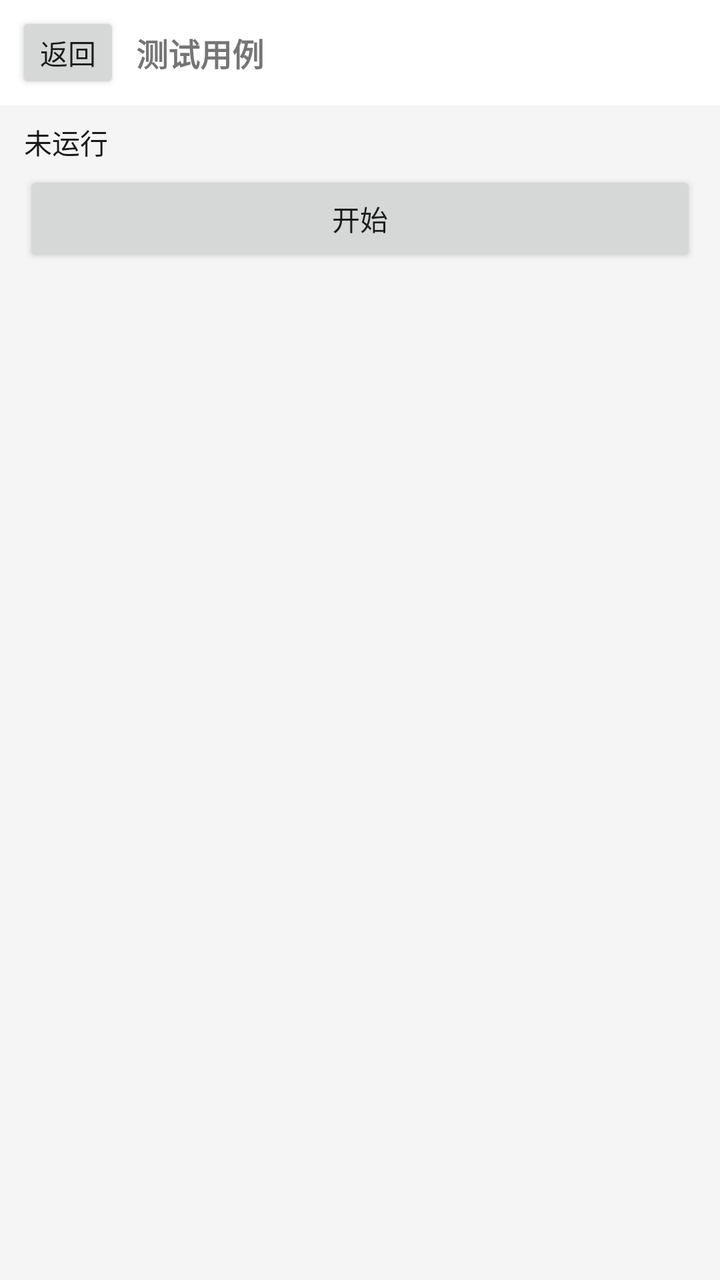
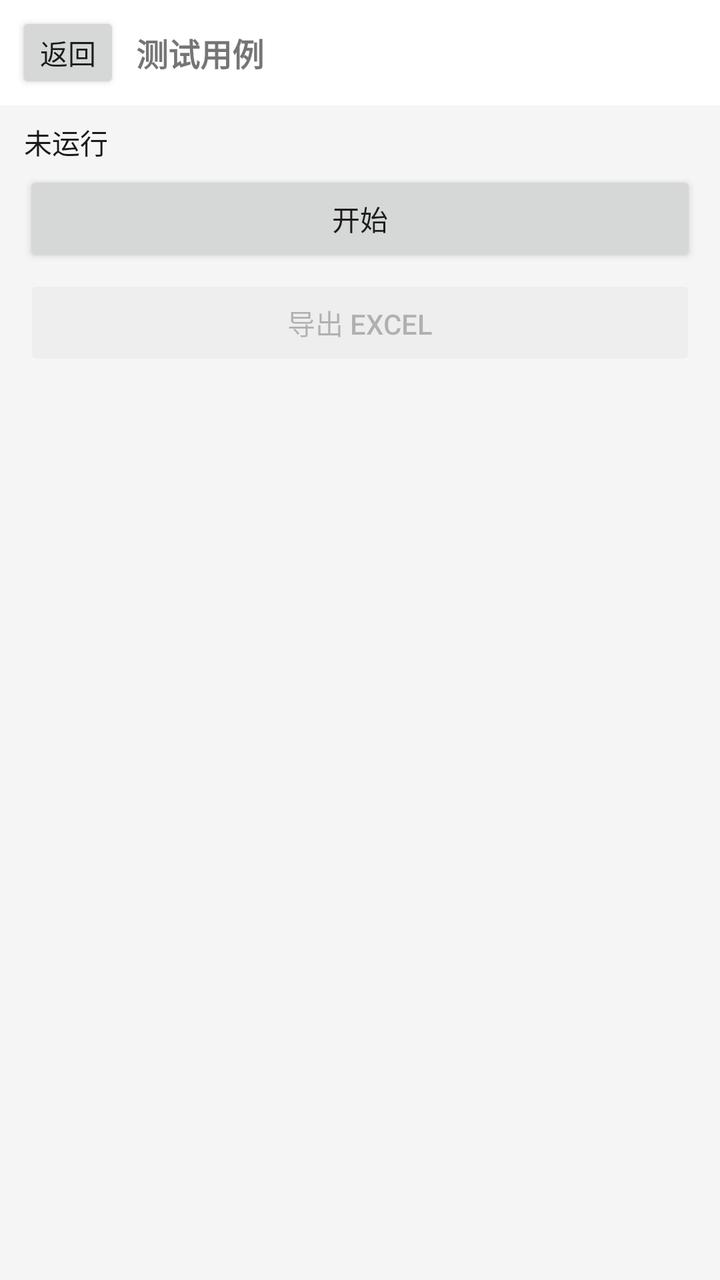

Before-and-after screenshots of an Android layout around one commit, followed by the original layout XML and the change that was made.
<!-- AndroidManifest.xml: application theme Theme.IVAI -->
<!-- res/layout/activity_agent_test.xml -->
<?xml version="1.0" encoding="utf-8"?>
<LinearLayout xmlns:android="http://schemas.android.com/apk/res/android"
    android:layout_width="match_parent"
    android:layout_height="match_parent"
    android:orientation="vertical"
    android:fitsSystemWindows="true"
    android:background="@color/chat_bg">

    
    <LinearLayout
        android:layout_width="match_parent"
        android:layout_height="wrap_content"
        android:orientation="horizontal"
        android:gravity="center_vertical"
        android:background="@color/bubble_agent"
        android:paddingStart="8dp"
        android:paddingEnd="12dp"
        android:paddingTop="6dp"
        android:paddingBottom="6dp">

        <Button
            android:id="@+id/backButton"
            android:layout_width="wrap_content"
            android:layout_height="wrap_content"
            android:text="返回"
            android:minHeight="0dp"
            android:minWidth="0dp"
            android:paddingStart="12dp"
            android:paddingEnd="12dp" />

        <TextView
            android:id="@+id/suiteTitle"
            android:layout_width="0dp"
            android:layout_height="wrap_content"
            android:layout_weight="1"
            android:paddingStart="8dp"
            android:text="测试用例"
            android:textSize="16sp"
            android:textStyle="bold" />

        <TextView
            android:id="@+id/suiteVersionText"
            android:layout_width="wrap_content"
            android:layout_height="wrap_content"
            android:text=""
            android:textColor="@color/text_secondary"
            android:textSize="11sp" />
    </LinearLayout>

    
    <TextView
        android:id="@+id/summaryText"
        android:layout_width="match_parent"
        android:layout_height="wrap_content"
        android:paddingStart="12dp"
        android:paddingEnd="12dp"
        android:paddingTop="8dp"
        android:paddingBottom="4dp"
        android:text="未运行"
        android:textColor="@color/text_primary"
        android:textSize="14sp" />

    
    <Button
        android:id="@+id/startButton"
        android:layout_width="match_parent"
        android:layout_height="wrap_content"
        android:layout_marginStart="12dp"
        android:layout_marginEnd="12dp"
        android:layout_marginBottom="4dp"
        android:text="开始" />

    <androidx.recyclerview.widget.RecyclerView
        android:id="@+id/caseList"
        android:layout_width="match_parent"
        android:layout_height="0dp"
        android:layout_weight="1"
        android:clipToPadding="false"
        android:paddingStart="8dp"
        android:paddingEnd="8dp"
        android:paddingTop="4dp"
        android:paddingBottom="8dp"
        android:scrollbars="vertical" />
</LinearLayout>
<!-- resources referenced by this layout -->
<resources>
  <color name="bubble_agent">#FFFFFF</color>
  <color name="chat_bg">#F5F5F5</color>
  <color name="text_primary">#1A1A1A</color>
  <color name="text_secondary">#616161</color>
  <style name="Theme.IVAI" parent="android:Theme.Material.Light.DarkActionBar" />
</resources>

<!-- the commit's change to res/layout/activity_agent_test.xml (unified diff, before → after) -->
@@ -70,6 +70,17 @@
         android:layout_marginBottom="4dp"
         android:text="开始" />
 
+    
+    <Button
+        android:id="@+id/exportButton"
+        android:layout_width="match_parent"
+        android:layout_height="wrap_content"
+        android:layout_marginStart="12dp"
+        android:layout_marginEnd="12dp"
+        android:layout_marginBottom="4dp"
+        android:enabled="false"
+        android:text="导出 Excel" />
+
     <androidx.recyclerview.widget.RecyclerView
         android:id="@+id/caseList"
         android:layout_width="match_parent"
